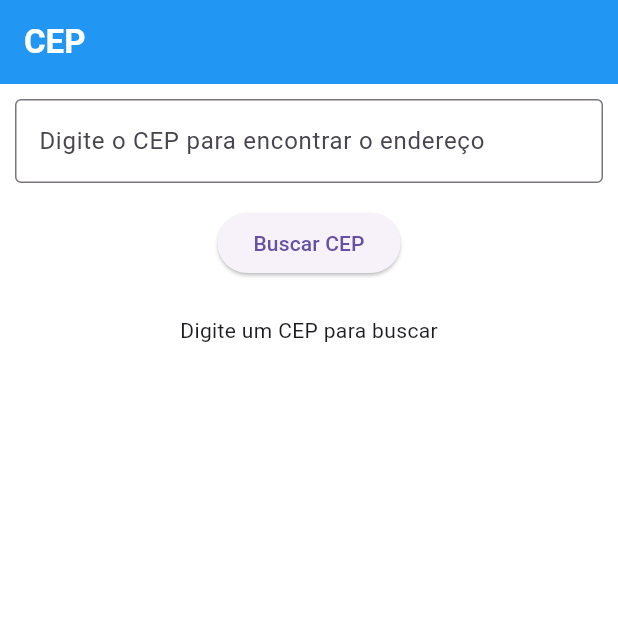
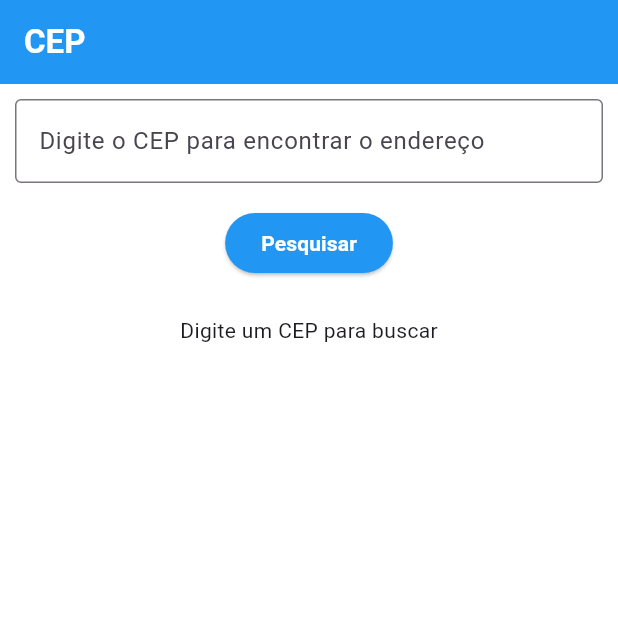
Before and after one commit to Samukix/BuscarCep-App, a Flutter app: the screen it shows after launch, on a phone screen of 412 x 824 dp, the top half of it. Run offline on Flutter 3.47's test engine with Material 3 defaults, Android fonts, the phone set to English and light mode, and no system bars; our stand-ins replace dio, flutter_bloc.

Commit message:
update cor do botao

```diff
--- a/lib/home_page.dart
+++ b/lib/home_page.dart
@@ -38,6 +38,7 @@ class _HomePageState extends State<HomePage> {
             ),
             SizedBox(height: 16),
             ElevatedButton(
+              style: ElevatedButton.styleFrom(backgroundColor: Colors.blue),
               onPressed: () {
                 final cep = _controller.text.trim();
                 if (cep.isNotEmpty) {
@@ -48,7 +49,7 @@ class _HomePageState extends State<HomePage> {
                   );
                 }
               },
-              child: Text('Buscar CEP'),
+              child: Text('Pesquisar', style: TextStyle(color: Colors.white , fontWeight: FontWeight.bold),),
             ),
             SizedBox(height: 24),
             BlocBuilder<CepBloc, CepState>(
```
